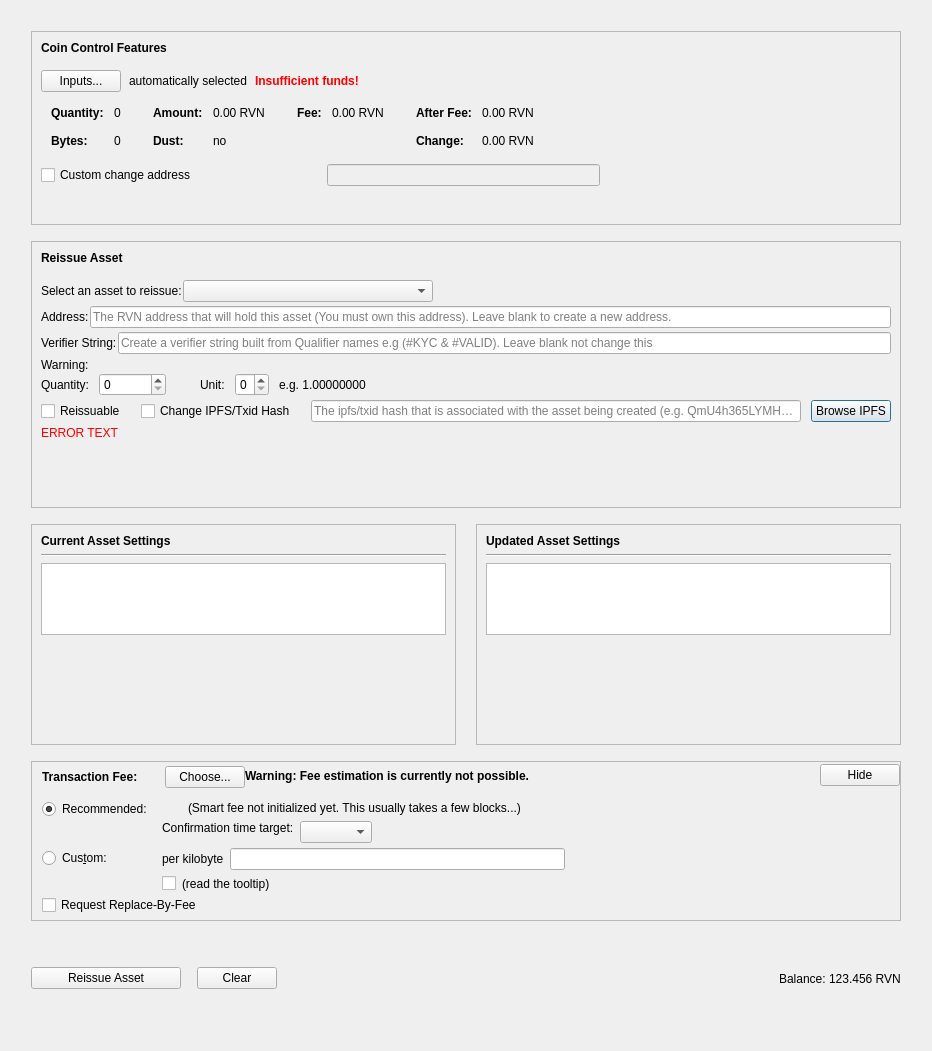
The window that src/qt/forms/reissueassetdialog.ui (morrigan-ai/MRG) describes before a commit, drawn with Qt 5.
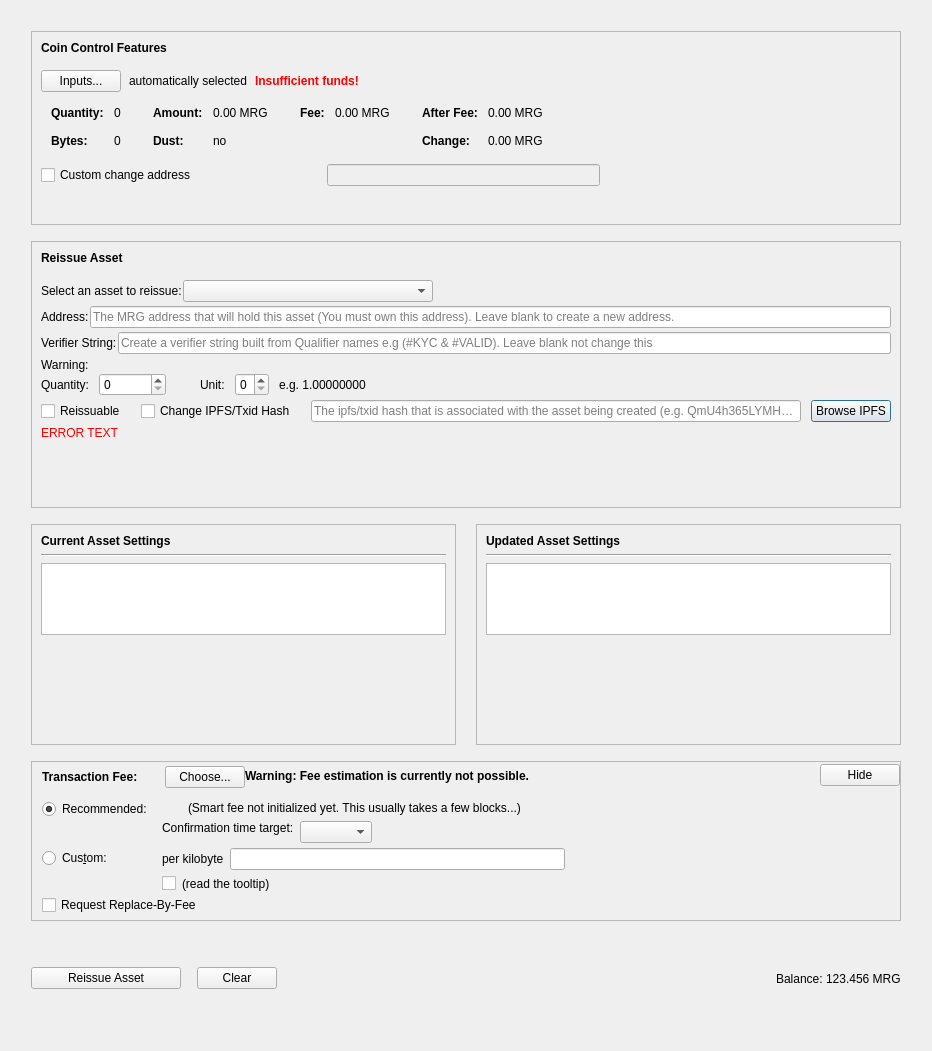
The same window after the commit. Custom widgets are drawn as their Qt base class.

What changed in the file:
```diff
--- a/src/qt/forms/reissueassetdialog.ui
+++ b/src/qt/forms/reissueassetdialog.ui
@@ -338,7 +338,7 @@
                     <enum>Qt::ActionsContextMenu</enum>
                    </property>
                    <property name="text">
-                    <string notr="true">0.00 RVN</string>
+                    <string notr="true">0.00 MRG</string>
                    </property>
                    <property name="textInteractionFlags">
                     <set>Qt::LinksAccessibleByMouse|Qt::TextSelectableByKeyboard|Qt::TextSelectableByMouse</set>
@@ -418,7 +418,7 @@
                     <enum>Qt::ActionsContextMenu</enum>
                    </property>
                    <property name="text">
-                    <string notr="true">0.00 RVN</string>
+                    <string notr="true">0.00 MRG</string>
                    </property>
                    <property name="textInteractionFlags">
                     <set>Qt::LinksAccessibleByMouse|Qt::TextSelectableByKeyboard|Qt::TextSelectableByMouse</set>
@@ -469,7 +469,7 @@
                     <enum>Qt::ActionsContextMenu</enum>
                    </property>
                    <property name="text">
-                    <string notr="true">0.00 RVN</string>
+                    <string notr="true">0.00 MRG</string>
                    </property>
                    <property name="textInteractionFlags">
                     <set>Qt::LinksAccessibleByMouse|Qt::TextSelectableByKeyboard|Qt::TextSelectableByMouse</set>
@@ -498,7 +498,7 @@
                     <enum>Qt::ActionsContextMenu</enum>
                    </property>
                    <property name="text">
-                    <string notr="true">0.00 RVN</string>
+                    <string notr="true">0.00 MRG</string>
                    </property>
                    <property name="textInteractionFlags">
                     <set>Qt::LinksAccessibleByMouse|Qt::TextSelectableByKeyboard|Qt::TextSelectableByMouse</set>
@@ -750,7 +750,7 @@
                <string/>
               </property>
               <property name="placeholderText">
-               <string>The RVN address that will hold this asset (You must own this address). Leave blank to create a new address.</string>
+               <string>The MRG address that will hold this asset (You must own this address). Leave blank to create a new address.</string>
               </property>
              </widget>
             </item>
@@ -1714,7 +1714,7 @@
          <item>
           <widget class="QLabel" name="labelBalance">
            <property name="text">
-            <string>123.456 RVN</string>
+            <string>123.456 MRG</string>
            </property>
           </widget>
          </item>
```
Left out of the diff: 10 changed lines with no effect on the pictures.
